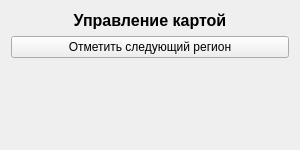
Before: the Qt Designer form ui/player.ui in ZhizhchenkoA/U, drawn with Qt 5.
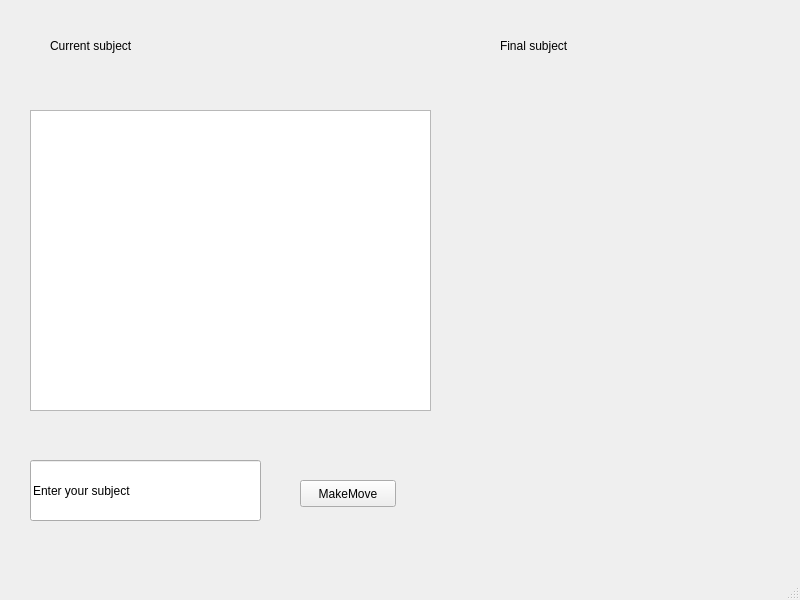
After: the same form once the commit is applied.

```diff
--- a/ui/player.ui
+++ b/ui/player.ui
@@ -1,59 +1,93 @@
 <?xml version="1.0" encoding="UTF-8"?>
 <ui version="4.0">
- <class>ControlWindow</class>
- <widget class="QWidget" name="ControlWindow">
+ <class>MainWindow</class>
+ <widget class="QMainWindow" name="MainWindow">
   <property name="geometry">
    <rect>
     <x>0</x>
     <y>0</y>
-    <width>300</width>
-    <height>150</height>
+    <width>800</width>
+    <height>600</height>
    </rect>
   </property>
   <property name="windowTitle">
    <string>Управление</string>
   </property>
-
-  <layout class="QVBoxLayout" name="verticalLayout">
-   <item>
-    <widget class="QLabel" name="label">
-     <property name="text">
-      <string>Управление картой</string>
-     </property>
-     <property name="alignment">
-      <set>Qt::AlignCenter</set>
-     </property>
-     <property name="font">
-      <font>
-       <pointsize>12</pointsize>
-       <bold>true</bold>
-      </font>
-     </property>
-    </widget>
-   </item>
-
-   <item>
-    <widget class="QPushButton" name="visitButton">
-     <property name="text">
-      <string>Отметить следующий регион</string>
-     </property>
-    </widget>
-   </item>
-
-   <item>
-    <spacer name="verticalSpacer">
-     <property name="orientation">
-      <enum>Qt::Vertical</enum>
-     </property>
-     <property name="sizeHint">
-      <size>
-       <width>20</width>
-       <height>40</height>
-      </size>
-     </property>
-    </spacer>
-   </item>
-  </layout>
+  <widget class="QWidget" name="centralwidget">
+   <widget class="QLineEdit" name="lineEdit">
+    <property name="geometry">
+     <rect>
+      <x>30</x>
+      <y>460</y>
+      <width>231</width>
+      <height>61</height>
+     </rect>
+    </property>
+    <property name="text">
+     <string>Enter your subject</string>
+    </property>
+   </widget>
+   <widget class="QLabel" name="label">
+    <property name="geometry">
+     <rect>
+      <x>50</x>
+      <y>20</y>
+      <width>221</width>
+      <height>51</height>
+     </rect>
+    </property>
+    <property name="text">
+     <string>Current subject</string>
+    </property>
+   </widget>
+   <widget class="QPushButton" name="pushButton">
+    <property name="geometry">
+     <rect>
+      <x>300</x>
+      <y>480</y>
+      <width>96</width>
+      <height>27</height>
+     </rect>
+    </property>
+    <property name="text">
+     <string>MakeMove</string>
+    </property>
+   </widget>
+   <widget class="QLabel" name="label_2">
+    <property name="geometry">
+     <rect>
+      <x>500</x>
+      <y>20</y>
+      <width>271</width>
+      <height>51</height>
+     </rect>
+    </property>
+    <property name="text">
+     <string>Final subject</string>
+    </property>
+   </widget>
+   <widget class="QTextEdit" name="textEdit">
+    <property name="geometry">
+     <rect>
+      <x>30</x>
+      <y>110</y>
+      <width>401</width>
+      <height>301</height>
+     </rect>
+    </property>
+   </widget>
+  </widget>
+  <widget class="QMenuBar" name="menubar">
+   <property name="geometry">
+    <rect>
+     <x>0</x>
+     <y>0</y>
+     <width>800</width>
+     <height>24</height>
+    </rect>
+   </property>
+  </widget>
+  <widget class="QStatusBar" name="statusbar"/>
  </widget>
  <resources/>
  <connections/>
```
Left out of the diff: 2 changed lines with no effect on the pictures.
